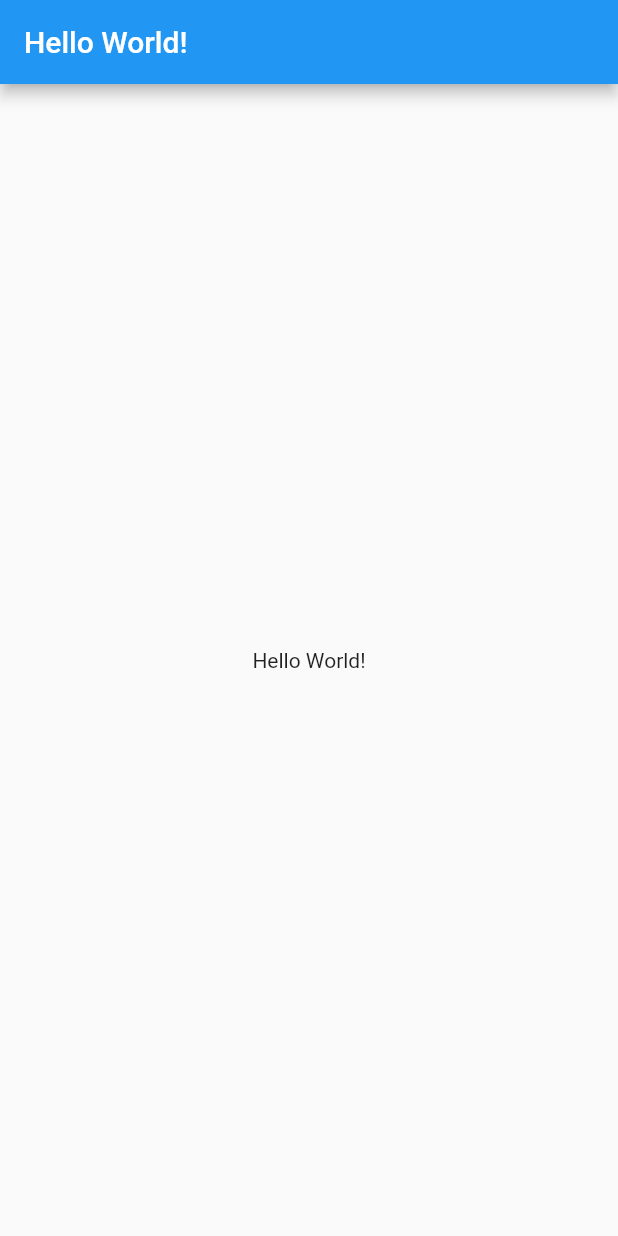
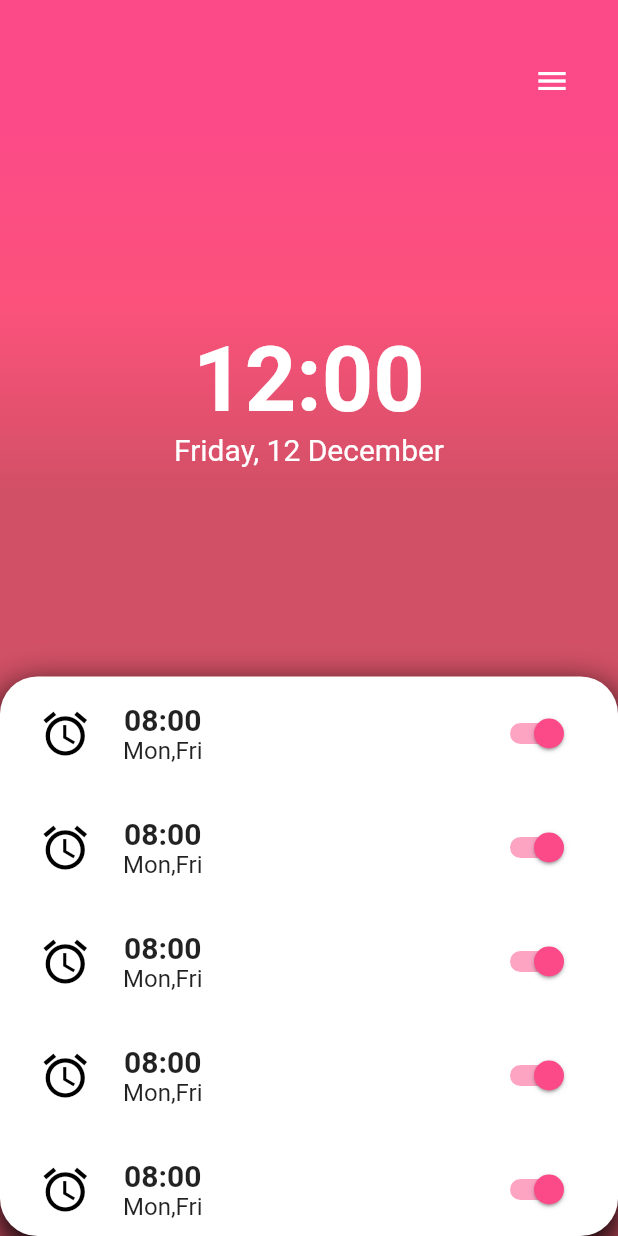
Before and after one commit to smkamranqadri/alarm_clock_app, a Flutter app: the screen it shows after launch, on a phone screen of 412 x 824 dp. Run offline on Flutter 3.47's test engine with Material 2 defaults, Android fonts, the phone set to English and light mode, and no system bars; our stand-ins replace flutter_time_picker_spinner.

Commit message:
work in progress.

```diff
--- a/lib/clockapp.dart
+++ b/lib/clockapp.dart
@@ -1,18 +1,17 @@
 import 'package:flutter/material.dart';
+
+import './screens/alarmlist.dart';
+import './screens/newalarm.dart';
 
 class ClockApp extends StatelessWidget {
   @override
   Widget build(BuildContext context) {
     return MaterialApp(
-      title: 'Test App',
-      home: Scaffold(
-        appBar: AppBar(
-          title: Text('Hello World!'),
-        ),
-        body: Center(
-          child: Text('Hello World!'),
-        )
-      ),
-    );
+        title: 'Alarm Clock', home: Scaffold(body: AlarmListScreen(
+          openNewAlarmScreen: () {
+            Navigator.push(context,
+                  MaterialPageRoute(builder: (context) => NewAlarmScreen()));
+          }
+        )));
   }
 }
--- /dev/null
+++ b/lib/components/alarmlistitem.dart
@@ -0,0 +1,37 @@
+import 'package:flutter/material.dart';
+
+bool isSwitched = true;
+
+class AlarmListItem extends StatelessWidget {
+  @override
+  Widget build(BuildContext context) {
+    return Padding(
+      padding: EdgeInsets.all(10),
+      child: ListTile(
+          leading: Icon(Icons.alarm, size: 35, color: Colors.black),
+          title: Row(
+            mainAxisAlignment: MainAxisAlignment.spaceBetween,
+            children: <Widget>[
+              Column(
+                mainAxisSize: MainAxisSize.max,
+                mainAxisAlignment: MainAxisAlignment.start,
+                children: <Widget>[
+                  Text(
+                    '08:00',
+                    style: TextStyle(fontWeight: FontWeight.bold, fontSize: 20),
+                  ),
+                  Text('Mon,Fri')
+                ],
+              ),
+              Switch(
+                value: isSwitched,
+                onChanged: (value) {
+                  isSwitched = value;
+                },
+                activeColor: Color(0xfffc4a88),
+              )
+            ],
+          )),
+    );
+  }
+}
--- /dev/null
+++ b/lib/components/header.dart
@@ -0,0 +1,57 @@
+import 'package:flutter/material.dart';
+
+import '../config/colors.dart';
+
+class Header extends StatelessWidget {
+  List<Widget> children;
+  Function openNewAlarmScreen;
+
+  Header({this.children, this.openNewAlarmScreen});
+
+  @override
+  Widget build(BuildContext context) {
+    return Container(
+      decoration: BoxDecoration(
+        // Box decoration takes a gradient
+        gradient: LinearGradient(
+          // Where the linear gradient begins and ends
+          begin: Alignment.topCenter,
+          end: Alignment.bottomCenter,
+          // Add one stop for each color. Stops should increase from 0 to 1
+          stops: [0.1, 0.25, 0.4],
+          colors: [
+            // Colors are easy thanks to Flutter's Colors class.
+            Primary0,
+            Primary50,
+            Primary100,
+          ],
+        ),
+      ),
+      child:
+          Column(mainAxisAlignment: MainAxisAlignment.spaceEvenly, children: [
+        Container(
+          margin: EdgeInsets.only(top: 30, right: 20),
+          alignment: Alignment.centerRight,
+          child: PopupMenuButton(
+            onSelected: (value) {
+              this.openNewAlarmScreen();
+            },
+            icon: Icon(
+              Icons.menu,
+              color: Colors.white,
+            ),
+            itemBuilder: (BuildContext context) {
+              return [
+                PopupMenuItem<String>(
+                  value: 'New Alarm',
+                  child: Text('New Alarm'),
+                )
+              ];
+            },
+          ),
+        ),
+        Expanded(child: Column(children: [...this.children]))
+      ]),
+    );
+  }
+}
--- /dev/null
+++ b/lib/components/whitebox.dart
@@ -0,0 +1,30 @@
+import 'package:flutter/material.dart';
+
+class WhiteBox extends StatelessWidget {
+  Widget child;
+
+  WhiteBox({this.child});
+
+  @override
+  Widget build(BuildContext context) {
+    return Container(
+      decoration: BoxDecoration(
+        color: Colors.white,
+        borderRadius: BorderRadius.horizontal(
+            left: Radius.circular(25), right: Radius.circular(25)),
+        boxShadow: [
+          BoxShadow(
+            color: Colors.black,
+            blurRadius: 20.0, // has the effect of softening the shadow
+            spreadRadius: 2.0, // has the effect of extending the shadow
+            offset: Offset(
+              0, // horizontal, move right 10
+              10.0, // vertical, move down 10
+            ),
+          )
+        ],
+      ),
+      child: this.child,
+    );
+  }
+}
--- /dev/null
+++ b/lib/config/colors.dart
@@ -0,0 +1,6 @@
+import 'package:flutter/material.dart';
+
+Color Primary0 = Color(0xfffc4a88);
+Color Primary50 = Color(0xfffb527b);
+Color Primary100 = Color(0xffd15065);
+Color Secondary0 = Colors.grey.shade300;
--- /dev/null
+++ b/lib/screens/alarmlist.dart
@@ -0,0 +1,52 @@
+import 'package:flutter/material.dart';
+
+import '../components/header.dart';
+import '../components/whitebox.dart';
+import '../components/alarmlistitem.dart';
+
+class AlarmListScreen extends StatelessWidget {
+  Function openNewAlarmScreen;
+
+  AlarmListScreen({this.openNewAlarmScreen});
+
+  @override
+  Widget build(BuildContext context) {
+    return Header(
+      openNewAlarmScreen: this.openNewAlarmScreen,
+      children: [
+        Expanded(
+            child: Column(
+          mainAxisAlignment: MainAxisAlignment.center,
+          children: <Widget>[
+            Center(
+                child: Text(
+              '12:00',
+              style: TextStyle(
+                  color: Colors.white,
+                  fontSize: 60.0,
+                  fontWeight: FontWeight.bold),
+            )),
+            Center(
+              child: Text(
+                'Friday, 12 December',
+                style: TextStyle(color: Colors.white, fontSize: 20),
+              ),
+            )
+          ],
+        )),
+        Expanded(
+            child: WhiteBox(
+                child: Column(
+          mainAxisAlignment: MainAxisAlignment.start,
+          children: <Widget>[
+            AlarmListItem(),
+            AlarmListItem(),
+            AlarmListItem(),
+            AlarmListItem(),
+            AlarmListItem(),
+          ],
+        )))
+      ],
+    );
+  }
+}
--- a/pubspec.yaml
+++ b/pubspec.yaml
@@ -23,6 +23,7 @@ dependencies:
   # The following adds the Cupertino Icons font to your application.
   # Use with the CupertinoIcons class for iOS style icons.
   cupertino_icons: ^0.1.2
+  flutter_time_picker_spinner: ^1.0.6
 
 dev_dependencies:
   flutter_test:
```
Also changed, not shown: lib/components/daybox.dart (added, +24 -0 lines), lib/components/dayrepeat.dart (added, +70 -0 lines), lib/components/footer.dart (added, +39 -0 lines), lib/containers/timepicker.dart (added, +32 -0 lines), lib/screens/newalarm.dart (added, +26 -0 lines), pubspec.lock, 1 other file.
